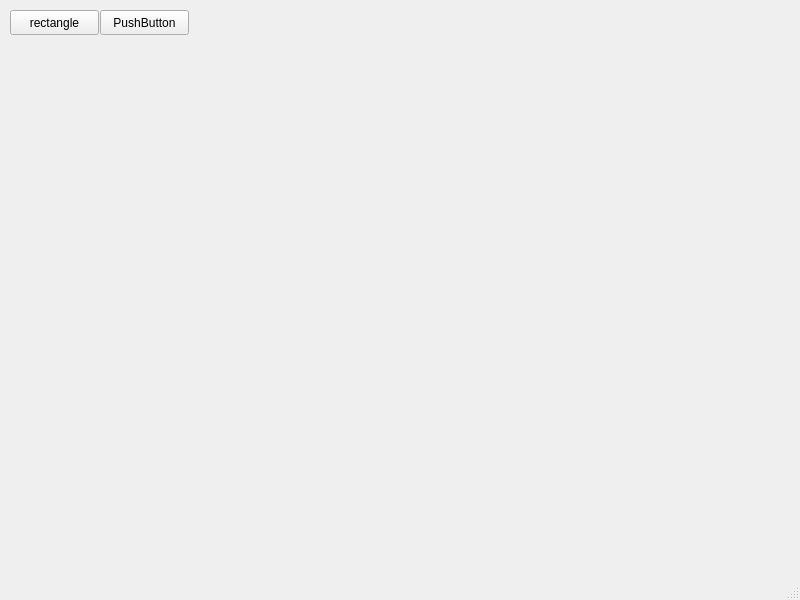
qwint2ez/lab1task2, file mainwindow.ui: the form before one commit.
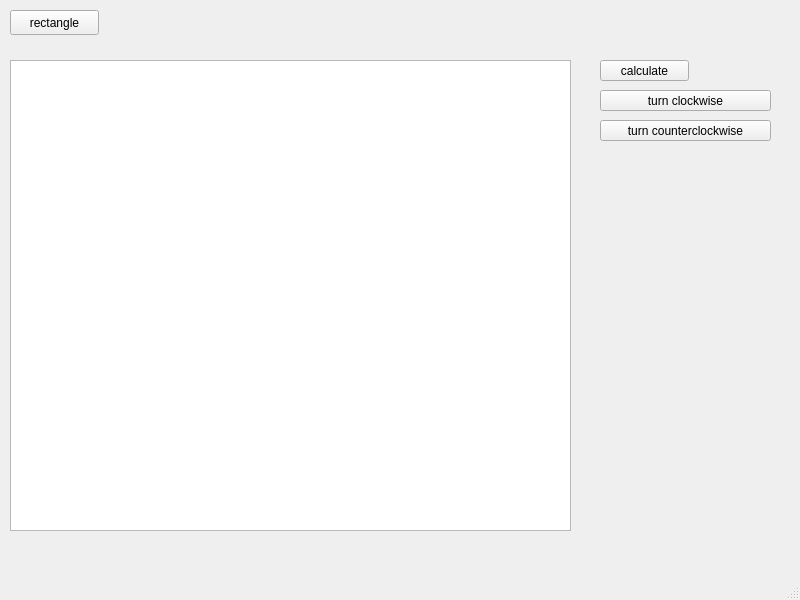
The form after the commit. Custom widgets are drawn as their Qt base class.

What changed in the file:
```diff
--- a/mainwindow.ui
+++ b/mainwindow.ui
@@ -27,27 +27,53 @@
      <string>rectangle</string>
     </property>
    </widget>
-   <widget class="MyGraphicsView" name="graphicsView" native="true">
+   <widget class="QGraphicsView" name="graphicsView">
     <property name="geometry">
      <rect>
-      <x>70</x>
-      <y>90</y>
-      <width>531</width>
-      <height>341</height>
+      <x>10</x>
+      <y>60</y>
+      <width>561</width>
+      <height>471</height>
      </rect>
     </property>
    </widget>
    <widget class="QPushButton" name="pushButton">
     <property name="geometry">
      <rect>
-      <x>100</x>
-      <y>10</y>
+      <x>600</x>
+      <y>60</y>
       <width>89</width>
-      <height>25</height>
+      <height>21</height>
      </rect>
     </property>
     <property name="text">
-     <string>PushButton</string>
+     <string>calculate</string>
+    </property>
+   </widget>
+   <widget class="QPushButton" name="turnclockwise">
+    <property name="geometry">
+     <rect>
+      <x>600</x>
+      <y>90</y>
+      <width>171</width>
+      <height>21</height>
+     </rect>
+    </property>
+    <property name="text">
+     <string>turn clockwise</string>
+    </property>
+   </widget>
+   <widget class="QPushButton" name="turncounterclockwise">
+    <property name="geometry">
+     <rect>
+      <x>600</x>
+      <y>120</y>
+      <width>171</width>
+      <height>21</height>
+     </rect>
+    </property>
+    <property name="text">
+     <string>turn counterclockwise</string>
     </property>
    </widget>
   </widget>
@@ -63,13 +89,6 @@
   </widget>
   <widget class="QStatusBar" name="statusbar"/>
  </widget>
- <customwidgets>
-  <customwidget>
-   <class>MyGraphicsView</class>
-   <extends>QWidget</extends>
-   <header>mygraphicsview.h</header>
-  </customwidget>
- </customwidgets>
  <resources/>
  <connections/>
 </ui>
```
Left out of the diff: 2 changed lines with no effect on the pictures.
